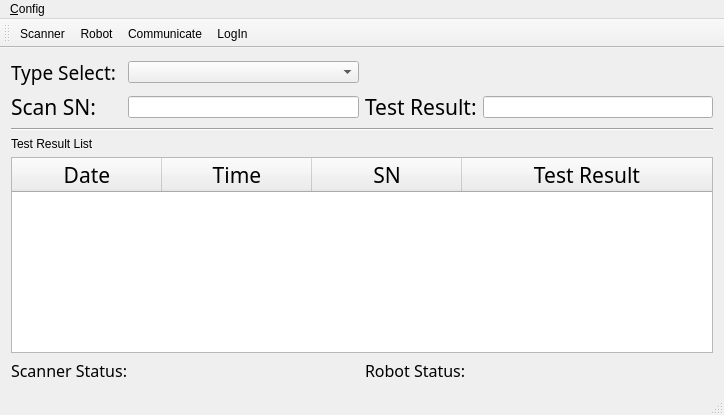
First picture: the form in ict_ur10.ui, repository eveningwyn/ICT_UR10, before the edit.
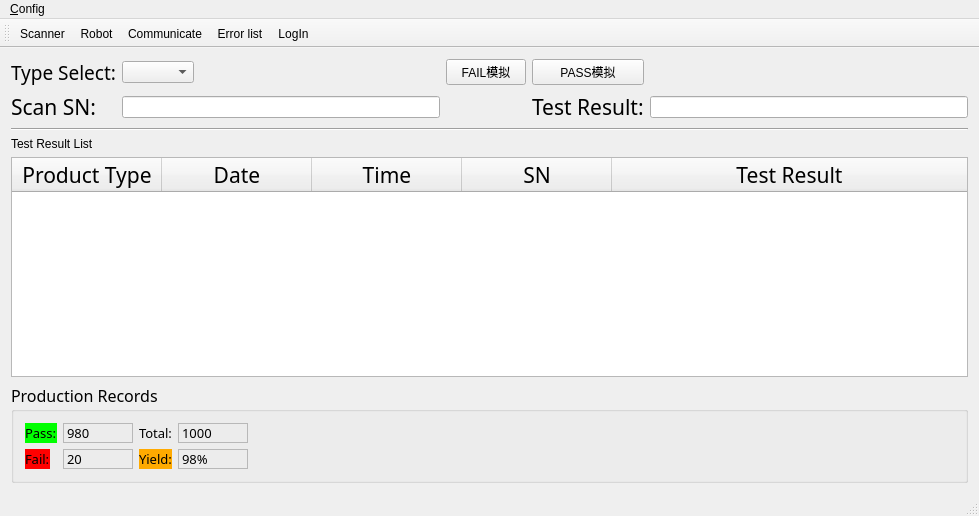
Second picture: the form after the edit. Icons and pictures are not drawn.

Commit message: 1. add error list records function 2. error information oriented errorlist dialog 3. add production records function

Diff of the .ui file:
```diff
--- a/ict_ur10.ui
+++ b/ict_ur10.ui
@@ -6,8 +6,8 @@
    <rect>
     <x>0</x>
     <y>0</y>
-    <width>724</width>
-    <height>415</height>
+    <width>979</width>
+    <height>516</height>
    </rect>
   </property>
   <property name="windowTitle">
@@ -15,16 +15,230 @@
   </property>
   <widget class="QWidget" name="centralWidget">
    <layout class="QGridLayout" name="gridLayout">
-    <item row="5" column="3" colspan="2">
-     <widget class="QLabel" name="labelRobotStatus">
+    <item row="5" column="0" colspan="5">
+     <widget class="QGroupBox" name="groupBox">
       <property name="font">
        <font>
-        <family>宋体</family>
+        <family>新宋体</family>
         <pointsize>12</pointsize>
        </font>
       </property>
-      <property name="text">
-       <string>Robot Status:</string>
+      <property name="title">
+       <string>Production Records</string>
+      </property>
+      <layout class="QGridLayout" name="gridLayout_2">
+       <item row="0" column="2">
+        <widget class="QLabel" name="labelPassQty">
+         <property name="maximumSize">
+          <size>
+           <width>70</width>
+           <height>16777215</height>
+          </size>
+         </property>
+         <property name="font">
+          <font>
+           <family>新宋体</family>
+           <pointsize>10</pointsize>
+          </font>
+         </property>
+         <property name="frameShape">
+          <enum>QFrame::StyledPanel</enum>
+         </property>
+         <property name="text">
+          <string>980</string>
+         </property>
+        </widget>
+       </item>
+       <item row="0" column="4">
+        <widget class="QLabel" name="labelTotalQty">
+         <property name="maximumSize">
+          <size>
+           <width>70</width>
+           <height>16777215</height>
+          </size>
+         </property>
+         <property name="font">
+          <font>
+           <family>新宋体</family>
+           <pointsize>10</pointsize>
+          </font>
+         </property>
+         <property name="frameShape">
+          <enum>QFrame::StyledPanel</enum>
+         </property>
+         <property name="text">
+          <string>1000</string>
+         </property>
+        </widget>
+       </item>
+       <item row="0" column="8" colspan="2">
+        <spacer name="horizontalSpacer_4">
+         <property name="orientation">
+          <enum>Qt::Horizontal</enum>
+         </property>
+         <property name="sizeHint" stdset="0">
+          <size>
+           <width>40</width>
+           <height>20</height>
+          </size>
+         </property>
+        </spacer>
+       </item>
+       <item row="1" column="8" colspan="2">
+        <spacer name="horizontalSpacer_3">
+         <property name="orientation">
+          <enum>Qt::Horizontal</enum>
+         </property>
+         <property name="sizeHint" stdset="0">
+          <size>
+           <width>40</width>
+           <height>20</height>
+          </size>
+         </property>
+        </spacer>
+       </item>
+       <item row="0" column="1">
+        <widget class="QLabel" name="label_2">
+         <property name="sizePolicy">
+          <sizepolicy hsizetype="Fixed" vsizetype="Preferred">
+           <horstretch>0</horstretch>
+           <verstretch>0</verstretch>
+          </sizepolicy>
+         </property>
+         <property name="font">
+          <font>
+           <family>新宋体</family>
+           <pointsize>10</pointsize>
+          </font>
+         </property>
+         <property name="styleSheet">
+          <string notr="true">background-color: rgb(0, 255, 0);</string>
+         </property>
+         <property name="text">
+          <string>Pass:</string>
+         </property>
+        </widget>
+       </item>
+       <item row="1" column="4">
+        <widget class="QLabel" name="labelYield">
+         <property name="maximumSize">
+          <size>
+           <width>70</width>
+           <height>16777215</height>
+          </size>
+         </property>
+         <property name="font">
+          <font>
+           <family>新宋体</family>
+           <pointsize>10</pointsize>
+          </font>
+         </property>
+         <property name="frameShape">
+          <enum>QFrame::StyledPanel</enum>
+         </property>
+         <property name="text">
+          <string>98%</string>
+         </property>
+        </widget>
+       </item>
+       <item row="0" column="3">
+        <widget class="QLabel" name="label">
+         <property name="sizePolicy">
+          <sizepolicy hsizetype="Fixed" vsizetype="Preferred">
+           <horstretch>0</horstretch>
+           <verstretch>0</verstretch>
+          </sizepolicy>
+         </property>
+         <property name="font">
+          <font>
+           <family>新宋体</family>
+           <pointsize>10</pointsize>
+          </font>
+         </property>
+         <property name="text">
+          <string>Total:</string>
+         </property>
+        </widget>
+       </item>
+       <item row="1" column="1">
+        <widget class="QLabel" name="label_3">
+         <property name="sizePolicy">
+          <sizepolicy hsizetype="Fixed" vsizetype="Preferred">
+           <horstretch>0</horstretch>
+           <verstretch>0</verstretch>
+          </sizepolicy>
+         </property>
+         <property name="font">
+          <font>
+           <family>新宋体</family>
+           <pointsize>10</pointsize>
+          </font>
+         </property>
+         <property name="styleSheet">
+          <string notr="true">background-color: rgb(255, 0, 0);</string>
+         </property>
+         <property name="text">
+          <string>Fail:</string>
+         </property>
+        </widget>
+       </item>
+       <item row="1" column="2">
+        <widget class="QLabel" name="labelFailQty">
+         <property name="maximumSize">
+          <size>
+           <width>70</width>
+           <height>16777215</height>
+          </size>
+         </property>
+         <property name="font">
+          <font>
+           <family>新宋体</family>
+           <pointsize>10</pointsize>
+          </font>
+         </property>
+         <property name="frameShape">
+          <enum>QFrame::StyledPanel</enum>
+         </property>
+         <property name="text">
+          <string>20</string>
+         </property>
+        </widget>
+       </item>
+       <item row="1" column="3">
+        <widget class="QLabel" name="label_4">
+         <property name="sizePolicy">
+          <sizepolicy hsizetype="Fixed" vsizetype="Preferred">
+           <horstretch>0</horstretch>
+           <verstretch>0</verstretch>
+          </sizepolicy>
+         </property>
+         <property name="font">
+          <font>
+           <family>新宋体</family>
+           <pointsize>10</pointsize>
+          </font>
+         </property>
+         <property name="styleSheet">
+          <string notr="true">background-color: rgb(255, 170, 0);</string>
+         </property>
+         <property name="text">
+          <string>Yield:</string>
+         </property>
+        </widget>
+       </item>
+      </layout>
+     </widget>
+    </item>
+    <item row="0" column="1">
+     <widget class="QComboBox" name="comboBoxTypeSelect">
+      <property name="sizePolicy">
+       <sizepolicy hsizetype="Fixed" vsizetype="Fixed">
+        <horstretch>0</horstretch>
+        <verstretch>0</verstretch>
+       </sizepolicy>
+      </property>
+      <property name="statusTip">
+       <string>Select Product Type</string>
       </property>
      </widget>
     </item>
@@ -41,19 +255,6 @@
       </property>
      </widget>
     </item>
-    <item row="5" column="0" colspan="3">
-     <widget class="QLabel" name="labelScanStatus">
-      <property name="font">
-       <font>
-        <family>宋体</family>
-        <pointsize>12</pointsize>
-       </font>
-      </property>
-      <property name="text">
-       <string>Scanner Status:</string>
-      </property>
-     </widget>
-    </item>
     <item row="1" column="0">
      <widget class="QLabel" name="labelSN">
       <property name="font">
@@ -91,6 +292,20 @@
       <attribute name="horizontalHeaderStretchLastSection">
        <bool>true</bool>
       </attribute>
+      <column>
+       <property name="text">
+        <string>Product Type</string>
+       </property>
+       <property name="font">
+        <font>
+         <family>宋体</family>
+         <pointsize>16</pointsize>
+        </font>
+       </property>
+       <property name="textAlignment">
+        <set>AlignCenter</set>
+       </property>
+      </column>
       <column>
        <property name="text">
         <string>Date</string>
@@ -151,7 +366,7 @@
       </column>
      </widget>
     </item>
-    <item row="1" column="2">
+    <item row="1" column="1">
      <widget class="QLineEdit" name="lineEditSN">
       <property name="statusTip">
        <string>Show SN</string>
@@ -161,7 +376,7 @@
       </property>
      </widget>
     </item>
-    <item row="3" column="0" colspan="3">
+    <item row="3" column="0" colspan="2">
      <widget class="QLabel" name="labelResultList">
       <property name="text">
        <string>Test Result List</string>
@@ -188,8 +403,19 @@
       </property>
      </widget>
     </item>
+    <item row="0" column="3">
+     <widget class="QPushButton" name="pushButton">
+      <property name="text">
+       <string>PASS模拟</string>
+      </property>
+     </widget>
+    </item>
     <item row="0" column="2">
-     <widget class="QComboBox" name="comboBoxTypeSelect"/>
+     <widget class="QPushButton" name="pushButton_2">
+      <property name="text">
+       <string>FAIL模拟</string>
+      </property>
+     </widget>
     </item>
    </layout>
   </widget>
@@ -198,7 +424,7 @@
     <rect>
      <x>0</x>
      <y>0</y>
-     <width>724</width>
+     <width>979</width>
      <height>23</height>
     </rect>
    </property>
@@ -229,6 +455,7 @@
    <addaction name="actionScanner"/>
    <addaction name="actionRobot"/>
    <addaction name="actionCommunication"/>
+   <addaction name="actionError_list"/>
    <addaction name="actionLogin"/>
   </widget>
   <widget class="QStatusBar" name="statusBar"/>
@@ -283,6 +510,15 @@
     <string>Communication information</string>
    </property>
   </action>
+  <action name="actionError_list">
+   <property name="icon">
+    <iconset resource="resource.qrc">
+     <normaloff>:/res/dialog_error_32px.png</normaloff>:/res/dialog_error_32px.png</iconset>
+   </property>
+   <property name="text">
+    <string>Error list</string>
+   </property>
+  </action>
  </widget>
  <layoutdefault spacing="6" margin="11"/>
  <tabstops>
```
Left out of the diff: 1 changed line with no effect on the pictures. The commit also changes 14 other files.
